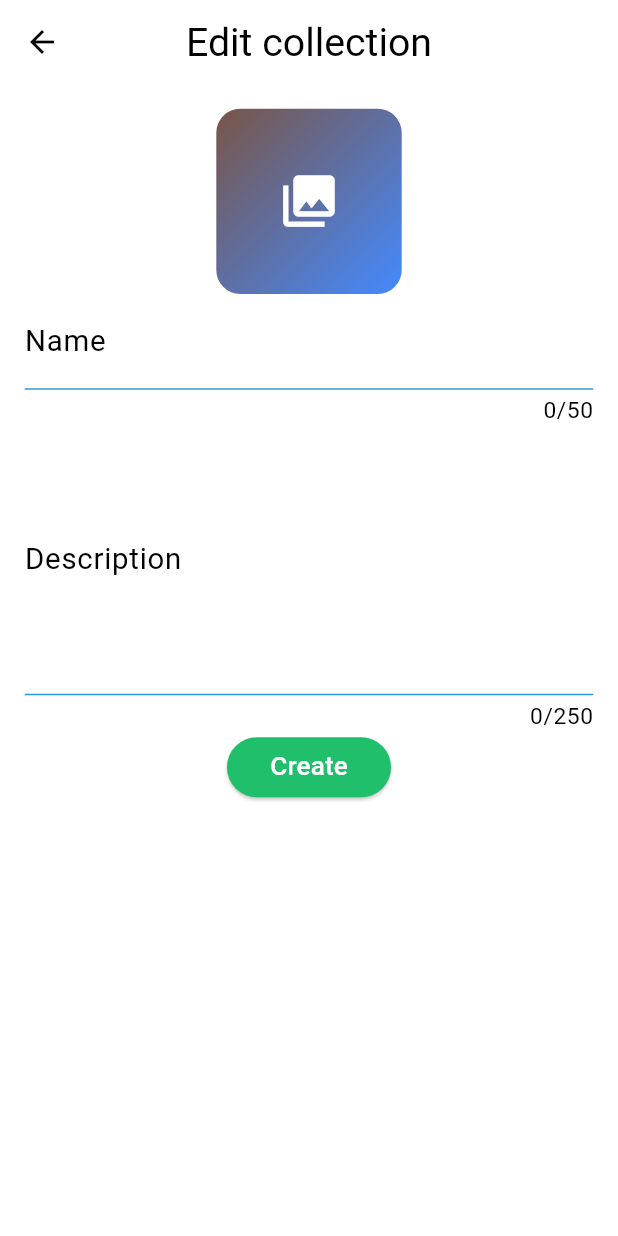
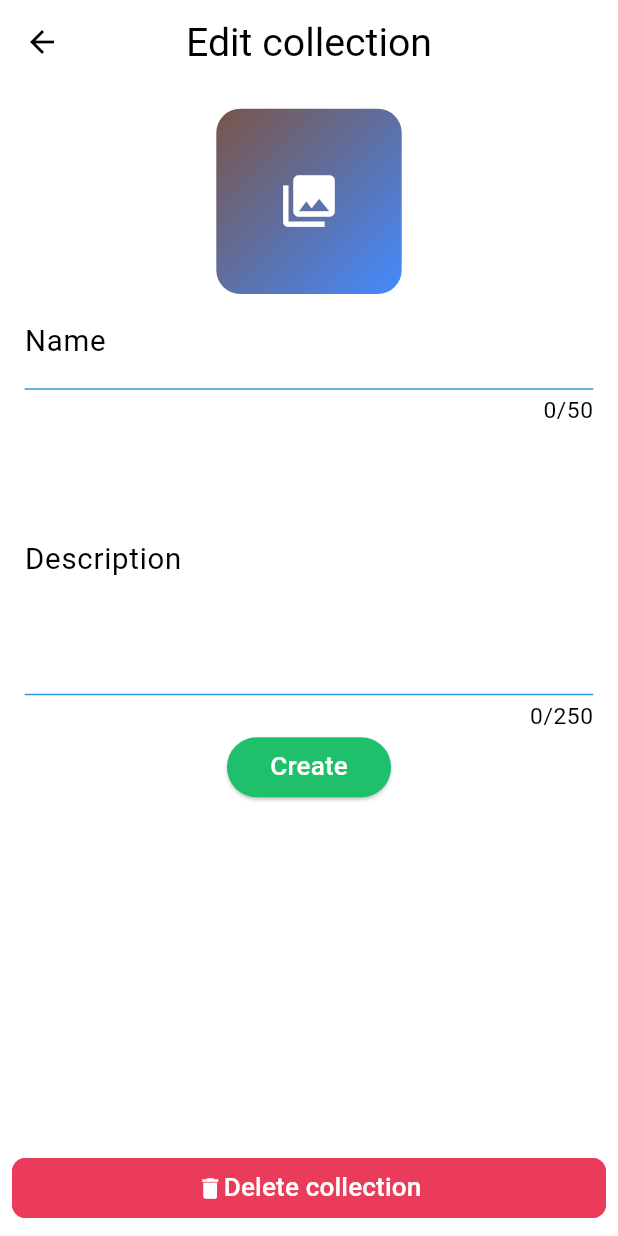
Before and after one commit to YanaKrivitskaya/RateIt, a Flutter app: the CollectionEditView screen opened by its route, on a phone screen of 412 x 824 dp. Run offline on Flutter 3.47's test engine with Material 3 defaults, Android fonts, the phone set to English and light mode, and no system bars; drawn by our look-alikes of flutter_form_builder; our stand-ins replace bloc, device_info_plus, equatable, flutter_bloc, flutter_rating_bar, flutter_secure_storage and 6 more; missing offline and left inert: easy_image_viewer, flutter_iconpicker, form_builder_image_picker, otp_timer_button; accounts and stored records are empty.

Commit message:
[new] - delete methods

```diff
--- a/lib/helpers/router.dart
+++ b/lib/helpers/router.dart
@@ -9,7 +9,7 @@ import 'package:rateit/models/args_models/property_edit_args.model.dart';
 import 'package:rateit/models/collection.model.dart';
 import 'package:rateit/models/collection_property.model.dart';
 import 'package:rateit/views/auth/otp/cubit/otp_cubit.dart';
-import 'package:rateit/views/collection/collection_edit/collection_edit_cubit.dart';
+import 'package:rateit/views/collection/collection_edit/cubit/collection_edit_cubit.dart';
 import 'package:rateit/views/collection/collection_edit/collection_edit_view.dart';
 import 'package:rateit/views/collection/collection_view/collection_view.dart';
 import 'package:rateit/views/collection/collection_view/collection_view_cubit.dart';
--- a/lib/views/collection/collection_edit/collection_edit_view.dart
+++ b/lib/views/collection/collection_edit/collection_edit_view.dart
@@ -9,7 +9,8 @@ import 'package:rateit/helpers/styles.dart';
 import 'package:rateit/helpers/widgets.dart';
 import 'package:rateit/main.dart';
 import 'package:rateit/models/collection.model.dart';
-import 'package:rateit/views/collection/collection_edit/collection_edit_cubit.dart';
+import 'package:rateit/views/collection/collection_edit/collection_delete_dialog.dart';
+import 'package:rateit/views/collection/collection_edit/cubit/collection_edit_cubit.dart';
 
 class CollectionEditView extends StatefulWidget {
   const CollectionEditView({super.key});
@@ -39,16 +40,7 @@ class _CollectionEditViewState extends State<CollectionEditView> {
 
   @override
   Widget build(BuildContext context) {
-    return Scaffold(
-      appBar: AppBar(
-        centerTitle: true,
-        title: Text('Edit collection'),
-        leading: IconButton(
-          icon: Icon(Icons.arrow_back),
-          onPressed: () {
-            Navigator.pop(context);
-      })),
-      body: BlocListener<CollectionEditCubit, CollectionEditState>(
+    return BlocListener<CollectionEditCubit, CollectionEditState>(
       listener: (context, state){
         if(state is CollectionEditLoading){
           var duration = Duration(seconds: 3);
@@ -75,13 +67,31 @@ class _CollectionEditViewState extends State<CollectionEditView> {
             Navigator.pop(context, state.collection!);
           });
         }
+        if(state is CollectionEditDelete){
+          var duration = Duration(seconds: 2);
+          globalScaffoldMessenger.currentState!
+            ..hideCurrentSnackBar()
+            ..showSnackBar(customSnackBar(SnackBarState.success, null, duration));
+          Future.delayed(const Duration(seconds: 2), () {
+            Navigator.pop(context, state.id);
+          });
+        }
       },
       child: BlocBuilder<CollectionEditCubit, CollectionEditState>(
           builder: (context, state){
-            if (state is CollectionEditInitial) {
-              return loadingWidget(ColorsPalette.algalFuel);
-            } else {
-              return SingleChildScrollView(
+            return Scaffold(
+              appBar: AppBar(
+                  centerTitle: true,
+                  title: Text('Edit collection'),
+                  leading: IconButton(
+                      icon: Icon(Icons.arrow_back),
+                      onPressed: () {
+                        Navigator.pop(context);
+                      })),
+              persistentFooterButtons: [
+                deleteButton(context, state.collection)
+              ],
+              body: state.collection != null ? SingleChildScrollView(
                   padding: EdgeInsets.all(viewPadding),
                   child: FormBuilder(
                       key: _formKey,
@@ -106,10 +116,9 @@ class _CollectionEditViewState extends State<CollectionEditView> {
                         _submitButton(context, state.collection!)
                       ])
                   )
+              ) : loadingWidget(ColorsPalette.algalFuel)
             );
           }
-          }
-        )
       )
     );
   }
@@ -157,4 +166,31 @@ class _CollectionEditViewState extends State<CollectionEditView> {
       child: collection.id != null ? Text("Save") : Text("Create")
   );
 
+  Widget deleteButton(BuildContext context, Collection? collection) => OutlinedButton(
+      style: OutlinedButton.styleFrom(
+        shape: RoundedRectangleBorder(
+          borderRadius: BorderRadius.circular(9.0),
+        ),
+        backgroundColor: ColorsPalette.desire,
+        foregroundColor: ColorsPalette.white,
+        side: BorderSide(color: ColorsPalette.desire),
+      ),
+      onPressed: (){
+        if(collection != null){
+          showDialog(
+              barrierDismissible: false, context: context, builder: (_) =>
+              CollectionDeleteDialog(collectionName: collection.name!)
+          ).then((val) {
+            if(val == 1){
+              context.read<CollectionEditCubit>().deleteCollection(collection.id!);
             }
+          });
+        }
+      },
+      child: Row(mainAxisAlignment: MainAxisAlignment.center,children: [
+        Icon(Icons.delete),
+        Text('Delete collection')
+      ],)
+  );
+
+}
--- a/lib/views/collection/collection_edit/collection_edit_cubit.dart
+++ b/lib/views/collection/collection_edit/cubit/collection_edit_cubit.dart
@@ -59,4 +59,13 @@ class CollectionEditCubit extends Cubit<CollectionEditState> {
       return emit(CollectionEditError(e.toString(), collection));
     }
   }
+  void deleteCollection(int id)async{
+    emit(CollectionEditLoading(state.collection));
+    try{
+      await _collectionRepository.deleteCollection(id);
+      emit(CollectionEditDelete(id));
+    }catch(e){
+      return emit(CollectionEditError(e.toString(), state.collection));
+    }
+  }
 }
--- a/lib/views/collection/collection_edit/collection_edit_state.dart
+++ b/lib/views/collection/collection_edit/cubit/collection_edit_state.dart
@@ -30,6 +30,13 @@ class CollectionEditCreated extends CollectionEditState{
   const CollectionEditCreated(this.collection): super(collection);
 }
 
+class CollectionEditDelete extends CollectionEditState{
+  final int id;
+  const CollectionEditDelete(this.id) : super(null);
+
+  List<Object?> get props => [id];
+}
+
 class CollectionEditError extends CollectionEditState{
   final String error;
   const CollectionEditError(this.error, super.collection);
--- a/lib/views/collection/collection_view/collection_view_cubit.dart
+++ b/lib/views/collection/collection_view/collection_view_cubit.dart
@@ -83,4 +83,10 @@ class CollectionViewCubit extends Cubit<CollectionViewState> {
     emit(CollectionViewSuccess(state.collection!));
   }
 
+  void removeItem(int id){
+    emit(CollectionViewLoading(state.collection));
+    state.collection!.items!.removeWhere((i)=> i.id == id);
+    emit(CollectionViewSuccess(state.collection!));
+  }
+
 }
```
Also changed, not shown: lib/database/collection_repository.dart (+32 -0 lines), lib/views/collection/collection_edit/collection_delete_dialog.dart (added, +48 -0 lines), lib/views/collection/collection_view/collection_view.dart (+14 -4 lines), lib/views/home/cubit/home_cubit.dart (+7 -0 lines), lib/views/home/home.view.dart (+9 -2 lines), lib/views/items/item_view/cubit/item_view_cubit.dart (+13 -0 lines), lib/views/items/item_view/cubit/item_view_state.dart (+8 -0 lines), lib/views/items/item_view/item_delete_dialog.dart (added, +40 -0 lines), lib/views/items/item_view/item_view.dart (+18 -1 lines), lib/views/properties/properties_edit/cubit/property_edit_cubit.dart (+12 -0 lines), lib/views/properties/properties_edit/cubit/property_edit_state.dart (+7 -0 lines), lib/views/properties/properties_edit/property_delete_dialog.dart (added, +48 -0 lines), lib/views/properties/properties_edit/property_edit_view.dart (+42 -2 lines), lib/views/properties/properties_view/properties_view.dart (+12 -5 lines), 1 more files. Lines whose indentation alone changed are shown as unchanged.
